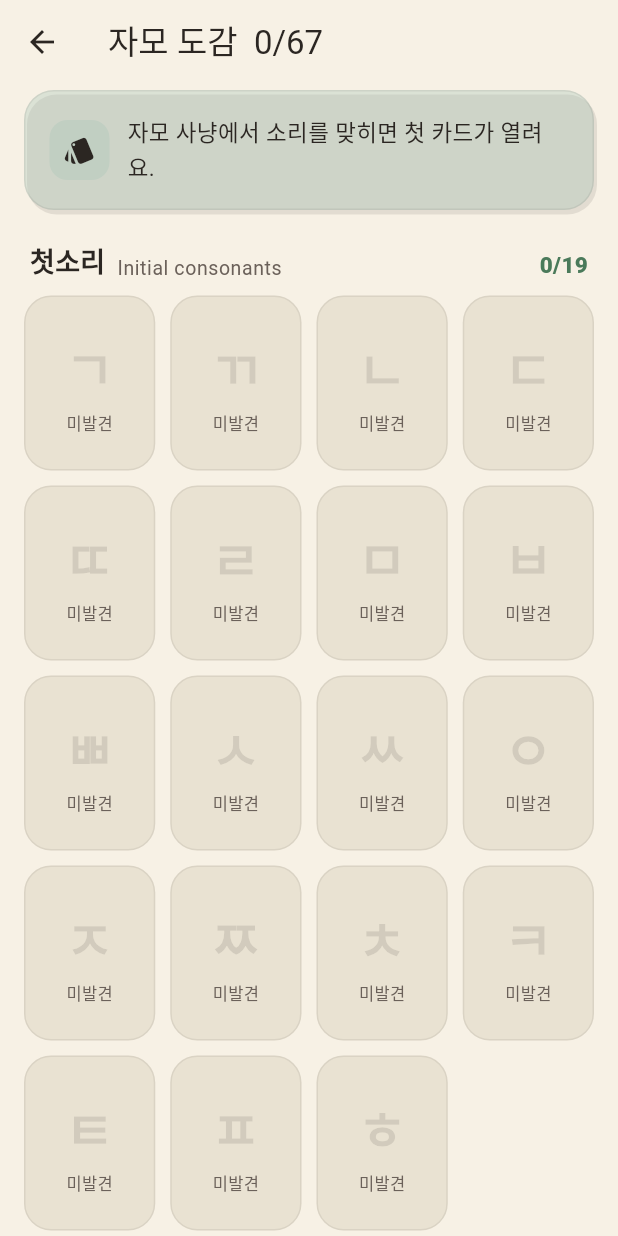
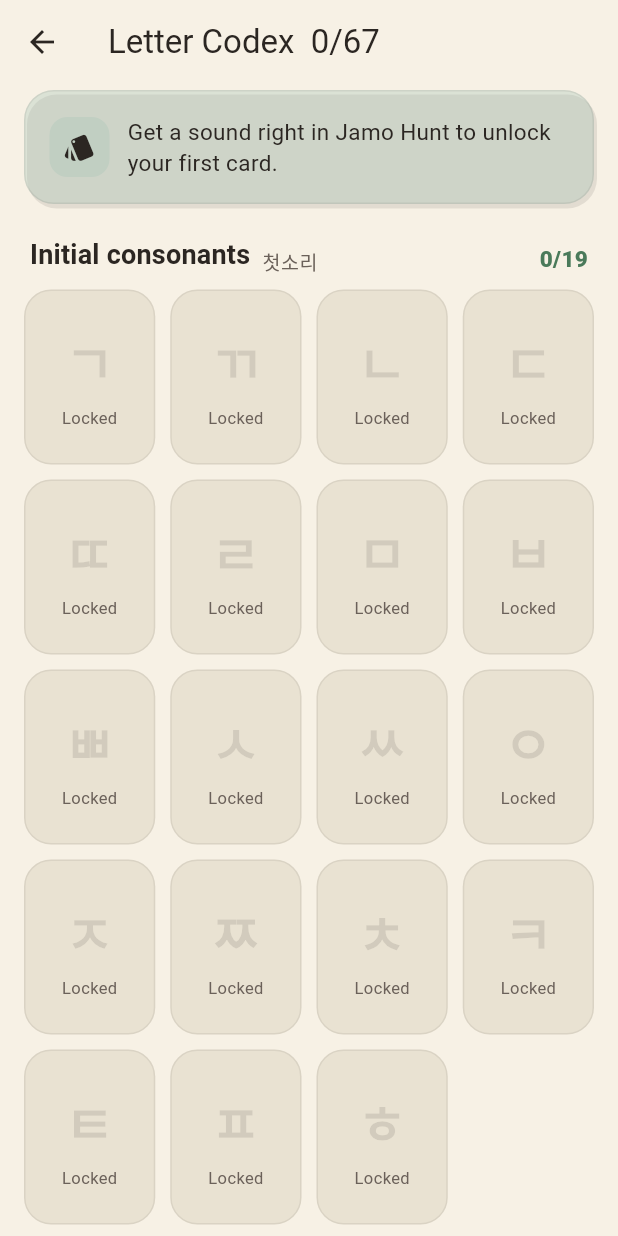
Before and after one commit to Cryptojjang/hangul_quest, a Flutter app: the CodexScreen screen opened directly, on a phone screen of 412 x 824 dp. Run offline on Flutter 3.47's test engine with Material 3 defaults, Android fonts, the light colour scheme and no system bars; our stand-ins replace audioplayers; missing offline and left inert: dart:html, dart:js_util; Roboto replaces fonts that are missing (Pretendard).

Commit message:
English UI + rename to Hangul Bricks: lib/features/codex

```diff
--- a/lib/features/codex/codex_screen.dart
+++ b/lib/features/codex/codex_screen.dart
@@ -19,9 +19,9 @@
     // Grouped by role so the 67 cards read as three sets to complete,
     // not one undifferentiated wall.
     const sections = [
-      ('첫소리', 'Initial consonants', choseongTable),
-      ('가운뎃소리', 'Vowels', jungseongTable),
-      ('받침', 'Final consonants', jongseongTable),
+      ('Initial consonants', '첫소리', choseongTable),
+      ('Vowels', '가운뎃소리', jungseongTable),
+      ('Final consonants', '받침', jongseongTable),
     ];
     final total = sections.fold(0, (n, s) => n + s.$3.length);
 
@@ -29,7 +29,7 @@
       appBar: AppBar(
         backgroundColor: Colors.transparent,
         foregroundColor: HqColors.ink,
-        title: Text('자모 도감  ${codex.length}/$total'),
+        title: Text('Letter Codex  ${codex.length}/$total'),
       ),
       body: CustomScrollView(
         slivers: [
@@ -83,7 +83,7 @@
           const HqIconTile(icon: Icons.style_rounded, size: 40),
           const SizedBox(width: 12),
           Expanded(
-            child: Text('자모 사냥에서 소리를 맞히면 첫 카드가 열려요.',
+            child: Text('Get a sound right in Jamo Hunt to unlock your first card.',
                 style: Theme.of(context).textTheme.bodyMedium),
           ),
         ],
@@ -187,12 +187,12 @@
               ),
             ),
             const SizedBox(height: 4),
-            Text(locked ? '미발견' : jamo.nameKo,
+            Text(locked ? 'Locked' : jamo.nameKo,
                 style: const TextStyle(fontSize: 11, color: HqColors.inkSoft)),
             if (tier == 2)
               const Padding(
                 padding: EdgeInsets.only(top: 4),
-                child: Text('★ 마스터',
+                child: Text('★ Mastered',
                     style: TextStyle(
                         fontSize: 10,
                         fontWeight: FontWeight.w800,
@@ -214,17 +214,17 @@
   String get _principle {
     if (jamo.articulator != null) {
       return switch (jamo.articulator!) {
-        Articulator.velar => '혀뿌리가 목구멍을 막는 모양을 본떴어요',
-        Articulator.alveolar => '혀끝이 윗잇몸에 닿는 모양을 본떴어요',
-        Articulator.labial => '입술 모양을 본떴어요',
-        Articulator.dental => '이(치아)의 모양을 본떴어요',
-        Articulator.glottal => '목구멍의 모양을 본떴어요',
+        Articulator.velar => 'Shaped like the tongue root blocking the throat',
+        Articulator.alveolar => 'Shaped like the tongue tip touching the gum ridge',
+        Articulator.labial => 'Shaped like the lips',
+        Articulator.dental => 'Shaped like a tooth',
+        Articulator.glottal => 'Shaped like the throat',
       };
     }
     if (jamo.cheonjiin != null) {
-      return '하늘(ㆍ)·땅(ㅡ)·사람(ㅣ)의 조합: ${jamo.cheonjiin}';
+      return 'Built from sky (ㆍ), earth (ㅡ) and person (ㅣ): ${jamo.cheonjiin}';
     }
-    return '받침 자리에서 나는 소리예요';
+    return 'The sound it makes as a final consonant';
   }
 
   @override
@@ -286,7 +286,7 @@
             ),
           const SizedBox(height: 16),
           HqButton(
-            label: '발음 듣기',
+            label: 'Hear it',
             icon: Icons.volume_up_rounded,
             color: HqColors.dancheongBlue,
             onPressed: () => state.playJamo(jamo),
```
